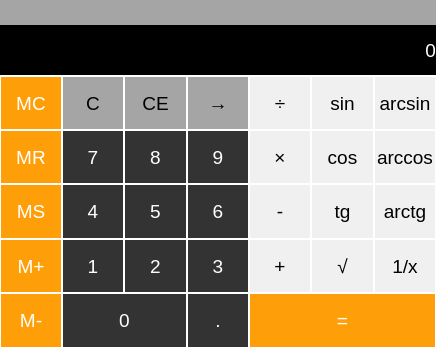
This is mainwindow.ui in usual-one/Calculator as Qt 5 draws it before an edit. The edited form follows.
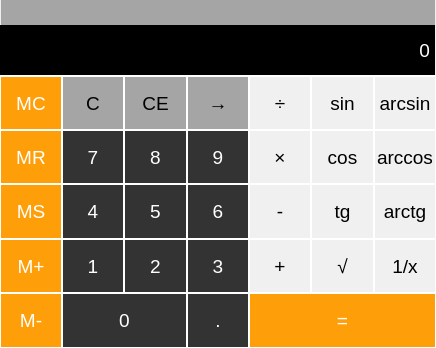
This is the edited form.

Commit message: arithmetic errors are well-shown now

The edit to the form file:
```diff
--- a/mainwindow.ui
+++ b/mainwindow.ui
@@ -91,6 +91,7 @@
            <string notr="true">QLabel {
 	color: #000;
 	background-color: #A5A5A5;
+	margin-left: 1px;
 }</string>
           </property>
           <property name="text">
@@ -122,6 +123,7 @@
            <string notr="true">QLabel {
 	color: #000;
 	background-color: #A5A5A5;
+	margin-right: 1px;
 }</string>
           </property>
           <property name="text">
@@ -167,6 +169,7 @@
          <string notr="true">QLabel {
 	color: #fff;
 	background-color: #000;
+	margin-right: 1px;
 }</string>
         </property>
         <property name="text">
```
The commit also changes 2 other files.
